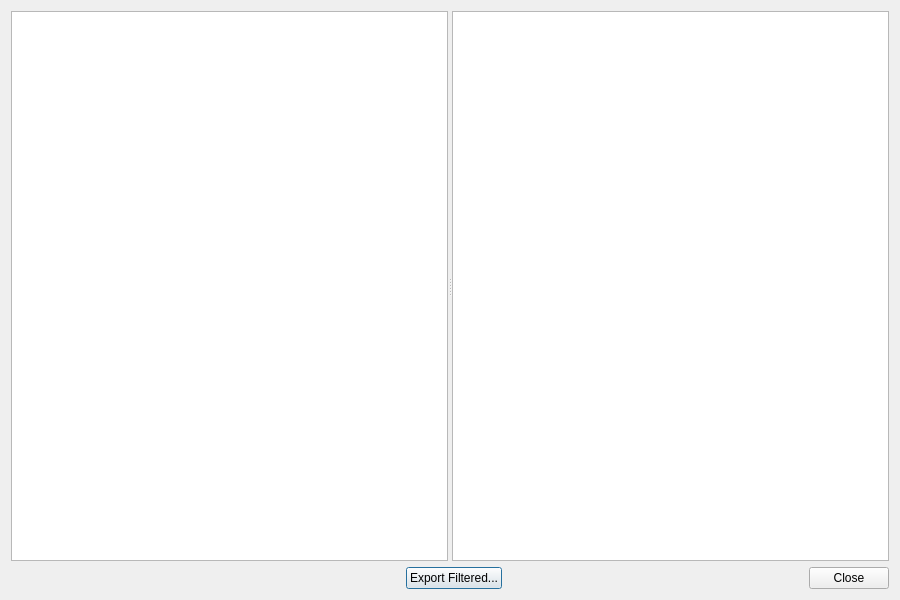
First picture: the form in ui/QSLGalleryDialog.ui, repository dawkagaming/QLog, before the edit.
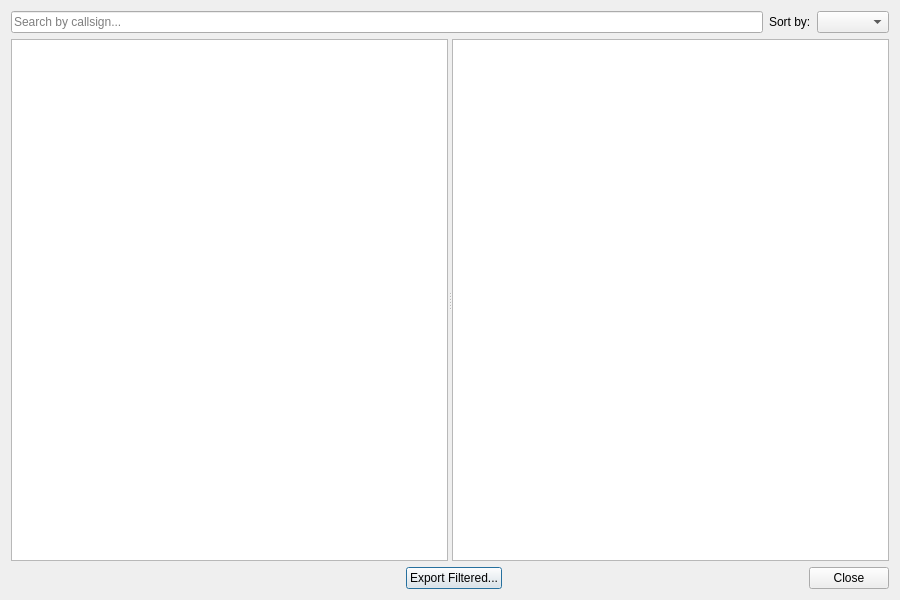
Second picture: the form after the edit.

Commit message: QSL Gallery: Added Search by Callsign and Sorting

```diff
--- a/ui/QSLGalleryDialog.ui
+++ b/ui/QSLGalleryDialog.ui
@@ -14,6 +14,30 @@
    <string>QSL Card Gallery</string>
   </property>
   <layout class="QVBoxLayout" name="verticalLayout">
+   <item>
+    <layout class="QHBoxLayout" name="topLayout">
+     <item>
+      <widget class="QLineEdit" name="searchEdit">
+       <property name="placeholderText">
+        <string>Search by callsign...</string>
+       </property>
+       <property name="clearButtonEnabled">
+        <bool>true</bool>
+       </property>
+      </widget>
+     </item>
+     <item>
+      <widget class="QLabel" name="sortLabel">
+       <property name="text">
+        <string>Sort by:</string>
+       </property>
+      </widget>
+     </item>
+     <item>
+      <widget class="QComboBox" name="sortCombo"/>
+     </item>
+    </layout>
+   </item>
    <item>
     <widget class="QSplitter" name="splitter">
      <property name="orientation">
```
The commit also changes 2 other files.
